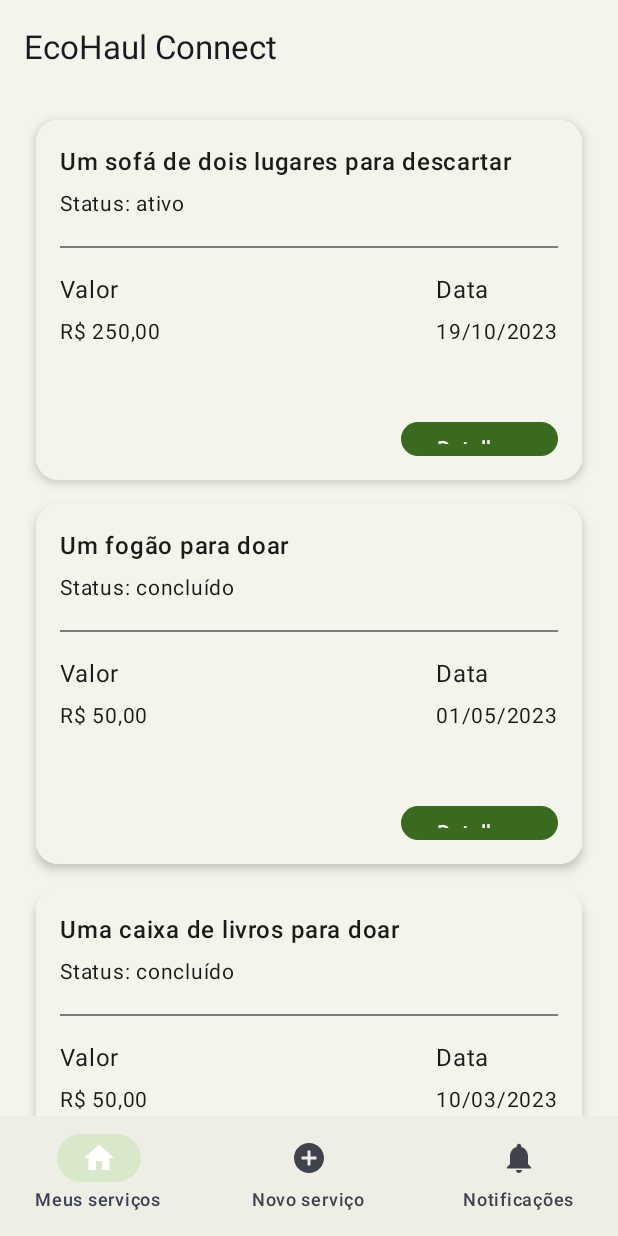
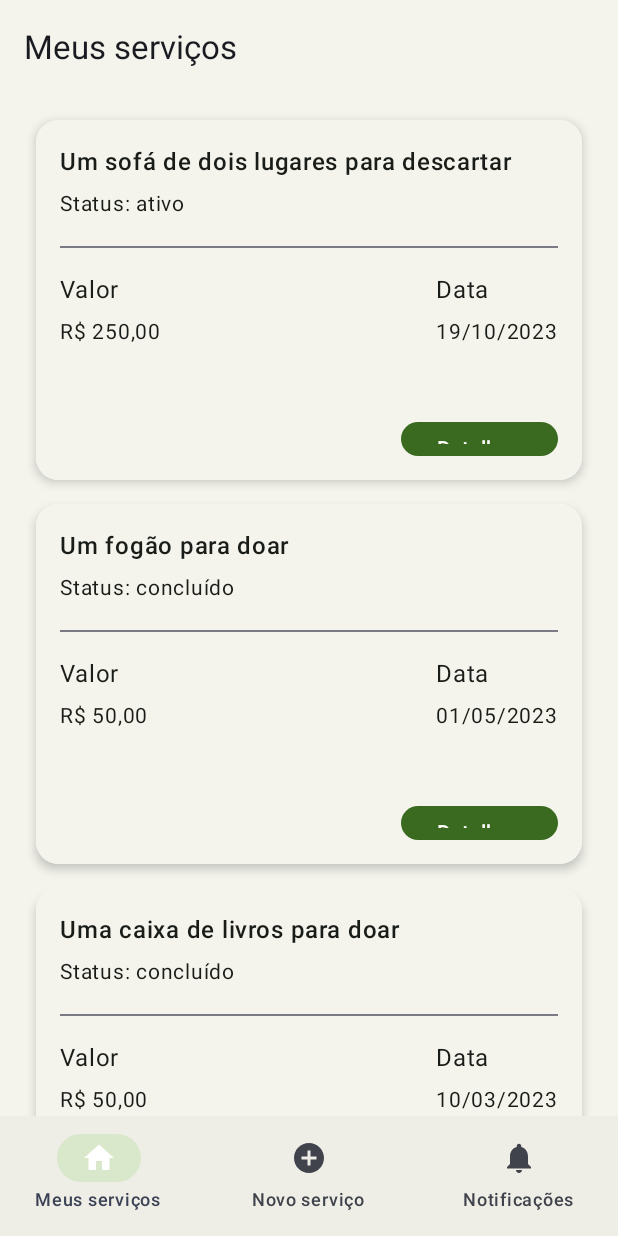
Before and after one commit to vicbuss/EcoHaulAndroidUI, an Android app built with Jetpack Compose: the screen it shows after launch (MainActivity), on a phone screen of 412 x 824 dp. Run offline under Robolectric (Android 15) with nearby library versions, the phone set to English and light mode, and no system bars.

Commit message:
feat(navigation): add dinamically generated components on navigation

```diff
--- a/app/src/main/java/br/com/alura/ecohaulconnect/MainActivity.kt
+++ b/app/src/main/java/br/com/alura/ecohaulconnect/MainActivity.kt
@@ -4,14 +4,11 @@ import android.os.Bundle
 import androidx.activity.ComponentActivity
 import androidx.activity.compose.setContent
 import androidx.compose.foundation.layout.Box
-import androidx.compose.foundation.layout.fillMaxHeight
 import androidx.compose.foundation.layout.fillMaxSize
 import androidx.compose.foundation.layout.padding
 import androidx.compose.material.icons.Icons
-import androidx.compose.material.icons.filled.Add
 import androidx.compose.material.icons.filled.ArrowBack
 import androidx.compose.material3.ExperimentalMaterial3Api
-import androidx.compose.material3.FloatingActionButton
 import androidx.compose.material3.Icon
 import androidx.compose.material3.IconButton
 import androidx.compose.material3.Scaffold
@@ -24,17 +21,16 @@ import androidx.compose.runtime.getValue
 import androidx.compose.runtime.mutableStateOf
 import androidx.compose.runtime.remember
 import androidx.compose.ui.Modifier
-import androidx.compose.ui.text.font.FontWeight
-import androidx.compose.ui.text.style.TextOverflow
 import androidx.compose.ui.tooling.preview.Preview
-import androidx.compose.ui.unit.sp
+import androidx.navigation.NavController
 import androidx.navigation.compose.NavHost
 import androidx.navigation.compose.composable
 import androidx.navigation.compose.currentBackStackEntryAsState
 import androidx.navigation.compose.rememberNavController
 import br.com.alura.ecohaulconnect.components.EcoHaulBottomNavBar
 import br.com.alura.ecohaulconnect.components.NavBarItem
-import br.com.alura.ecohaulconnect.sampledata.bottomAppBarItems
+import br.com.alura.ecohaulconnect.navigation.AppDestinations
+import br.com.alura.ecohaulconnect.navigation.bottomAppBarItems
 import br.com.alura.ecohaulconnect.sampledata.sampleService
 import br.com.alura.ecohaulconnect.sampledata.sampleServiceList
 import br.com.alura.ecohaulconnect.screens.ServiceDetailsScreen
@@ -59,7 +55,24 @@ class MainActivity : ComponentActivity() {
                         } ?: bottomAppBarItems.first()
                         mutableStateOf(item)
                     }
+                    val isContainedInBottomBarItems = currentDestination?.let {destination ->
+                       bottomAppBarItems.find { item ->
+                           destination.route == item.route
+                       }
+                    } != null
+                    val isShowNavigationIcon = when(currentDestination?.route) {
+                        AppDestinations.Services.route -> false
+                        else -> true
+                    }
+                    val topBarTitle = when(currentDestination?.route){
+                        AppDestinations.Services.route -> AppDestinations.Services.title
+                        AppDestinations.ServiceDetails.route -> AppDestinations.ServiceDetails.title
+                        AppDestinations.AddService.route -> AppDestinations.AddService.title
+                        AppDestinations.Notifications.route -> AppDestinations.Notifications.title
+                        else -> "EcoHaul Connect"
+                    }
                     App(
+                        navController = navController,
                         selectedBottomNavBarItem = selectedItem,
                         onBottomNavBarSelectedItemChange = {
                             val route = it.route
@@ -67,22 +80,25 @@ class MainActivity : ComponentActivity() {
                                 launchSingleTop = true
                                 popUpTo(route)
                             }
-                        }
+                        },
+                        topBarTitle = topBarTitle,
+                        isShowNavigationIcon = isShowNavigationIcon,
+                        isShowBottomBar = isContainedInBottomBarItems
                     ) {
                         NavHost(navController = navController, startDestination = "services") {
-                            composable("services") {
+                            composable(AppDestinations.Services.route) {
                                 ServiceListScreen(
                                     services = sampleServiceList,
-                                    onNavigateToServiceDetails = {navController.navigate("serviceDetails")}
+                                    onNavigateToServiceDetails = { navController.navigate("serviceDetails") }
                                 )
                             }
-                            composable("serviceDetails") {
+                            composable(AppDestinations.ServiceDetails.route) {
                                 ServiceDetailsScreen(service = sampleService)
                             }
-                            composable("addService") {
+                            composable(AppDestinations.AddService.route) {
                                 Text(text = "Placeholder: Add service form")
                             }
-                            composable("notifications") {
+                            composable(AppDestinations.Notifications.route) {
                                 Text(text = "Placeholder: Notifications screen")
                             }
                         }
@@ -97,21 +113,27 @@ class MainActivity : ComponentActivity() {
 @OptIn(ExperimentalMaterial3Api::class)
 @Composable
 fun App(
+    navController: NavController,
     selectedBottomNavBarItem: NavBarItem = bottomAppBarItems.first(),
     onBottomNavBarSelectedItemChange: (NavBarItem) -> Unit = {},
+    topBarTitle: String = "",
+    isShowNavigationIcon: Boolean = false,
+    isShowBottomBar: Boolean = false,
     content: @Composable () -> Unit
 ) {
     Scaffold(
         topBar = {
             TopAppBar(
-                /* navigationIcon = {
-                    IconButton(onClick = { /*TODO*/ }) {
+                navigationIcon = {
+                    if(isShowNavigationIcon) {
+                        IconButton(onClick = {navController.navigateUp()}) {
                             Icon(imageVector = Icons.Filled.ArrowBack, contentDescription = "voltar")
                         }
-                } ,*/
+                    }
+                },
                 title = {
                     Text(
-                        text = "EcoHaul Connect",
+                        text = topBarTitle,
                     )
                 },
                 colors = TopAppBarDefaults.topAppBarColors(
@@ -120,11 +142,14 @@ fun App(
             )
         },
         bottomBar = {
+            if (isShowBottomBar) {
                 EcoHaulBottomNavBar(
                     selectedItem = selectedBottomNavBarItem,
                     items = bottomAppBarItems,
                     onItemChange = onBottomNavBarSelectedItemChange
                 )
+            }
+
         },
     ) {
         Box(Modifier.padding(it)) {
@@ -136,9 +161,10 @@ fun App(
 @Preview
 @Composable
 fun AppPreview() {
+    val navController = rememberNavController()
     EcoHaulConnectTheme {
         Surface {
-            App{}
+            App(navController) {}
         }
     }
 }
--- /dev/null
+++ b/app/src/main/java/br/com/alura/ecohaulconnect/navigation/AppDestinations.kt
@@ -0,0 +1,33 @@
+package br.com.alura.ecohaulconnect.navigation
+
+import androidx.compose.material.icons.Icons
+import androidx.compose.material.icons.filled.AddCircle
+import androidx.compose.material.icons.filled.Home
+import androidx.compose.material.icons.filled.Notifications
+import br.com.alura.ecohaulconnect.components.NavBarItem
+
+sealed class AppDestinations(val route: String, val title: String) {
+    object Services: AppDestinations("services", "Meus serviços")
+    object ServiceDetails: AppDestinations("serviceDetails", "Detalhes")
+    object AddService: AppDestinations("addService", "Novo serviço")
+    object Notifications: AppDestinations("notifications", "Notificações")
+
+}
+
+val bottomAppBarItems = listOf<NavBarItem>(
+    NavBarItem(
+        label = "Meus serviços",
+        icon = Icons.Filled.Home,
+        route = "services"
+    ),
+    NavBarItem(
+        label = "Novo serviço",
+        icon = Icons.Filled.AddCircle,
+        route = "addService"
+    ),
+    NavBarItem(
+        label = "Notificações",
+        icon = Icons.Filled.Notifications,
+        route = "notifications"
+    )
+)
--- a/app/src/main/java/br/com/alura/ecohaulconnect/sampledata/SampleData.kt
+++ b/app/src/main/java/br/com/alura/ecohaulconnect/sampledata/SampleData.kt
@@ -104,21 +104,3 @@ val sampleService = Service(
         ),
         category = "Móveis"
 )
-
-val bottomAppBarItems = listOf<NavBarItem>(
-    NavBarItem(
-        label = "Meus serviços",
-        icon = Icons.Filled.Home,
-        route = "services"
-    ),
-    NavBarItem(
-        label = "Novo serviço",
-        icon = Icons.Filled.AddCircle,
-        route = "addService"
-    ),
-    NavBarItem(
-        label = "Notificações",
-        icon = Icons.Filled.Notifications,
-        route = "notifications"
-    )
-)
```
Also changed, not shown: app/src/main/java/br/com/alura/ecohaulconnect/components/EcoHaulBottomNavBar.kt (+1 -6 lines). Lines whose indentation alone changed are shown as unchanged.
